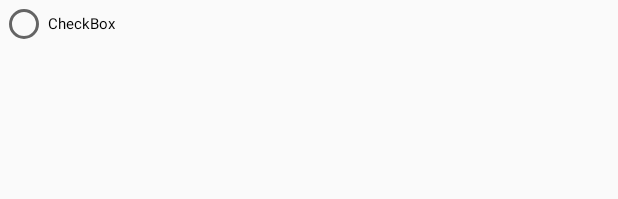
After one commit to sasikiran007/SdcResourceMonitor, an Android app: the layout entity_filter_item.xml on its own in the app's theme, with its tools: preview values and no code run, on a phone screen of 412 x 824 dp. The commit adds this screen. Shown: the top 199 px of the screen. Run offline under Robolectric (Android 15) with nearby library versions, the phone set to English and light mode, and no system bars; network calls fail.

Commit message:
Implemented Filter for entity ;

```diff
--- a/app/src/main/java/com/example/sdcresourcemonitor/model/Model.kt
+++ b/app/src/main/java/com/example/sdcresourcemonitor/model/Model.kt
@@ -54,3 +54,5 @@ data class Alert(
     var uuid: Long
 
 )
+
+data class radioEntity(val name : String, val isChecked : Boolean)
--- /dev/null
+++ b/app/src/main/java/com/example/sdcresourcemonitor/view/listener/OnRadioButtonClickListener.kt
@@ -0,0 +1,5 @@
+package com.example.sdcresourcemonitor.view.listener
+
+interface RadioButtonClickListener {
+    fun radioButtonClickListener(position : Int,name  : String)
+}
--- /dev/null
+++ b/app/src/main/java/com/example/sdcresourcemonitor/viewModel/AlertSpinnerViewModel.kt
@@ -0,0 +1 @@
+package com.example.sdcresourcemonitor.viewModel
--- /dev/null
+++ b/app/src/main/res/layout/entity_filter_item.xml
@@ -0,0 +1,52 @@
+<?xml version="1.0" encoding="utf-8"?>
+<layout xmlns:android="http://schemas.android.com/apk/res/android"
+    xmlns:app="http://schemas.android.com/apk/res-auto"
+    xmlns:tools="http://schemas.android.com/tools">
+
+    <data>
+
+        <variable
+            name="listener"
+            type="com.example.sdcresourcemonitor.view.listener.RadioButtonClickListener" />
+        <variable
+            name="position"
+            type="Integer" />
+
+        <variable
+            name="entity"
+            type="String" />
+    </data>
+
+
+<androidx.constraintlayout.widget.ConstraintLayout
+    android:layout_width="wrap_content"
+    android:layout_height="wrap_content">
+
+<!--    <CheckBox-->
+<!--        android:id="@+id/entityCheckBox"-->
+<!--        android:layout_width="wrap_content"-->
+<!--        android:layout_height="wrap_content"-->
+<!--        android:text="CheckBox"-->
+<!--        android:textSize="10sp"-->
+<!--        android:onClick="@{listener::onClick}"-->
+<!--        app:layout_constraintBottom_toBottomOf="parent"-->
+<!--        app:layout_constraintEnd_toEndOf="parent"-->
+<!--        app:layout_constraintStart_toStartOf="parent"-->
+<!--        app:layout_constraintTop_toTopOf="parent" />-->
+
+    <RadioButton
+        android:id="@+id/entityCheckBox"
+        android:layout_width="wrap_content"
+        android:layout_height="wrap_content"
+        android:text="CheckBox"
+        android:textSize="10sp"
+        android:onClick="@{() -> listener.radioButtonClickListener(position,entity)}"
+        app:layout_constraintBottom_toBottomOf="parent"
+        app:layout_constraintEnd_toEndOf="parent"
+        app:layout_constraintStart_toStartOf="parent"
+        app:layout_constraintTop_toTopOf="parent"/>
+
+
+</androidx.constraintlayout.widget.ConstraintLayout>
+
+</layout>
```
Also changed, not shown: app/src/main/java/com/example/sdcresourcemonitor/model/local/AlertDao.kt (+5 -2 lines), app/src/main/java/com/example/sdcresourcemonitor/view/AlertListTabbedFragment.kt (+7 -28 lines), app/src/main/java/com/example/sdcresourcemonitor/view/adapter/AlertListTabbedAdapter.kt (+107 -49 lines), app/src/main/java/com/example/sdcresourcemonitor/view/adapter/EntityFilterAdapter.kt (added, +55 -0 lines), app/src/main/java/com/example/sdcresourcemonitor/viewModel/AlertViewModel.kt (+23 -7 lines), app/src/main/res/layout/fragment_alert_list.xml (+17 -3 lines), app/src/main/res/layout/fragment_alert_list_tabbed.xml (+0 -22 lines).
